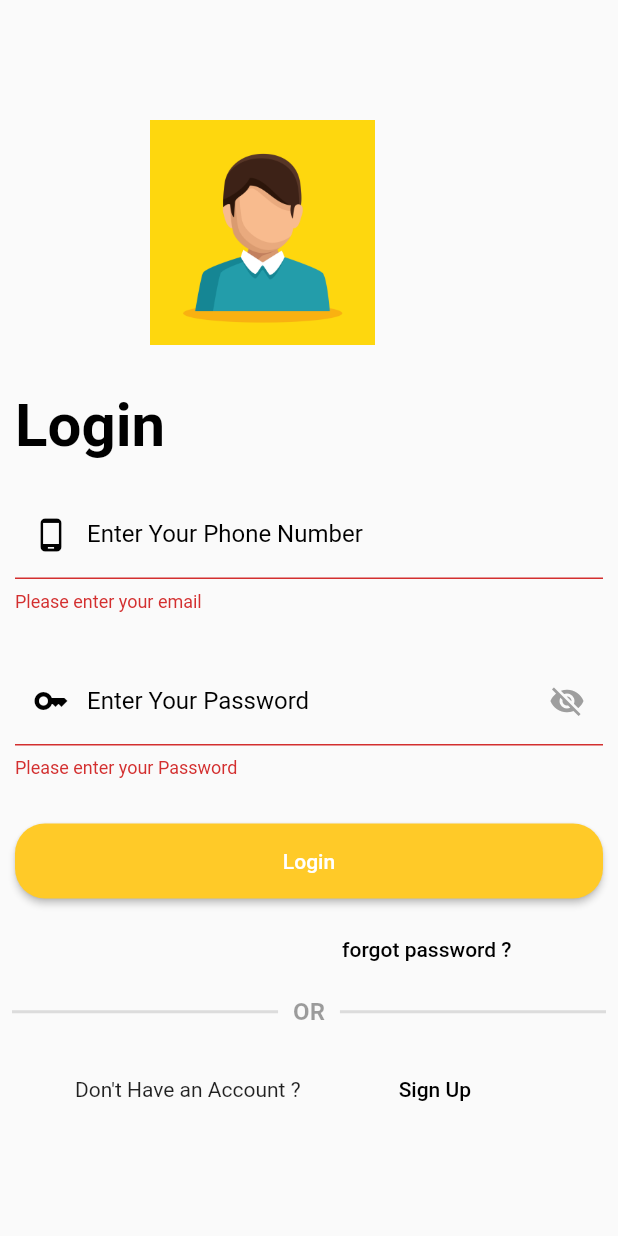
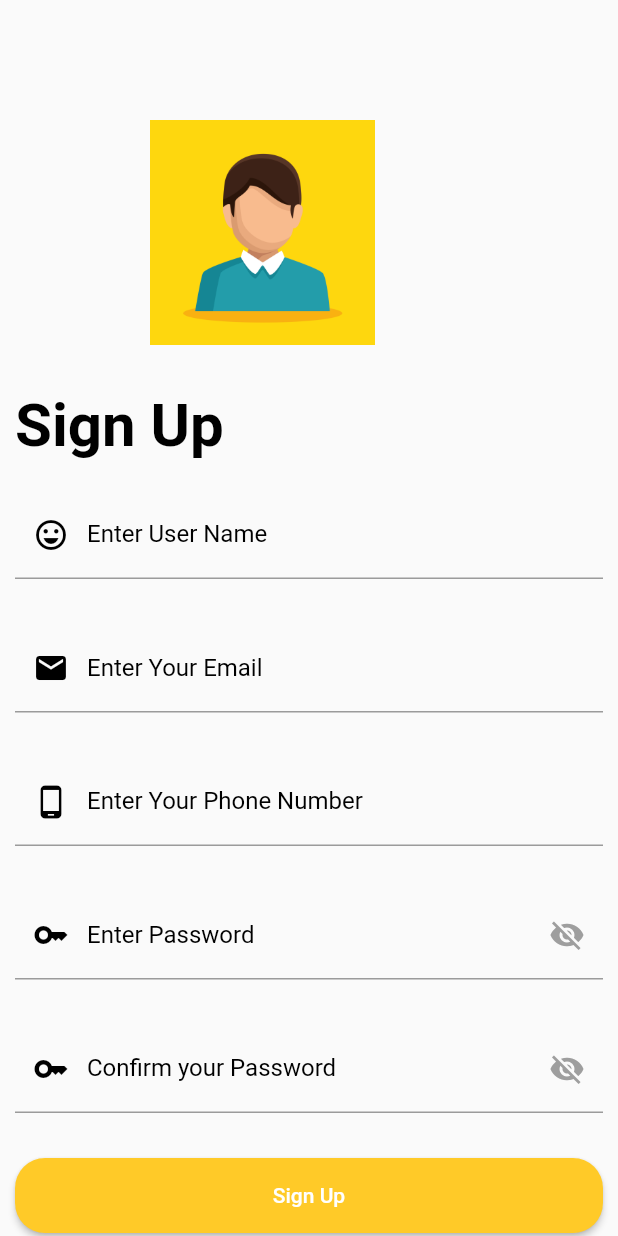
Before and after one commit to Vikalp-cyber/auth, a Flutter app: the screen it shows after launch, after a tap on "Login", after a tap on "Sign Up", on a phone screen of 412 x 824 dp. Run offline on Flutter 3.47's test engine with Material 2 defaults, Android fonts, the phone set to English and light mode, and no system bars; our stand-ins replace flutter_secure_storage, shared_preferences.

Commit message:
'update'

```diff
--- a/lib/Screens/login.dart
+++ b/lib/Screens/login.dart
@@ -1,5 +1,6 @@
 import 'dart:convert';
 import 'package:auth/Screens/home.dart';
+import 'package:auth/Screens/signup.dart';
 import 'package:flutter_secure_storage/flutter_secure_storage.dart';
 import 'package:flutter/material.dart';
 import 'package:flutter/widgets.dart';
@@ -25,7 +26,7 @@ class _LoginPageState extends State<LoginPage> {
       _formKey.currentState!.save();
 
       // Send login request to API
-      final url = Uri.parse('http://127.0.0.1:8000/login/');
+      final url = Uri.parse('http://129.154.238.127/api/login/');
       final response = await http.post(
         url,
         body: {
@@ -36,10 +37,10 @@ class _LoginPageState extends State<LoginPage> {
 
       // Handle response
       final responseData = json.decode(response.body);
-      if (responseData['success']) {
+      if (responseData != null &&
+          responseData['Status'] == 200 &&
+          responseData['Response'] == 'User logged in successfully') {
         // Login successful, save auth token to shared preferences
-        final prefs = await SharedPreferences.getInstance();
-        prefs.setString('auth_token', responseData['auth_token']);
 
         // Navigate to home screen
         // ignore: use_build_context_synchronously
@@ -51,7 +52,7 @@ class _LoginPageState extends State<LoginPage> {
         // ignore: use_build_context_synchronously
         ScaffoldMessenger.of(context).showSnackBar(
           SnackBar(
-            content: Text(responseData['message']),
+            content: Text("An error Occured"),
             backgroundColor: Colors.red,
           ),
         );
@@ -67,7 +68,7 @@ class _LoginPageState extends State<LoginPage> {
 
   Future<void> _checkAuthStatus() async {
     final prefs = await SharedPreferences.getInstance();
-    final authToken = prefs.getString('auth_token');
+    final authToken = prefs.getString('token');
     if (authToken != null) {
       // User is already authenticated, navigate to home screen
       Navigator.of(context).pushReplacement(
@@ -236,7 +237,13 @@ class _LoginPageState extends State<LoginPage> {
                         Container(
                           margin: EdgeInsets.only(right: 90, top: 10),
                           child: TextButton(
-                            onPressed: () {},
+                            onPressed: () {
+                              Navigator.of(context).pushReplacement(
+                                MaterialPageRoute(
+                                  builder: (context) => SignUp(),
+                                ),
+                              );
+                            },
                             child: const Text(
                               "Sign Up",
                               style: TextStyle(color: Colors.black),
```
Also changed, not shown: lib/Screens/signup.dart (+12 -10 lines).
